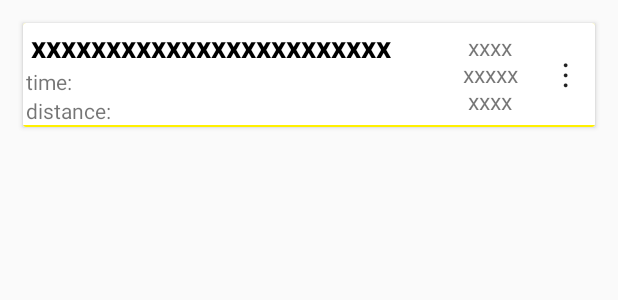
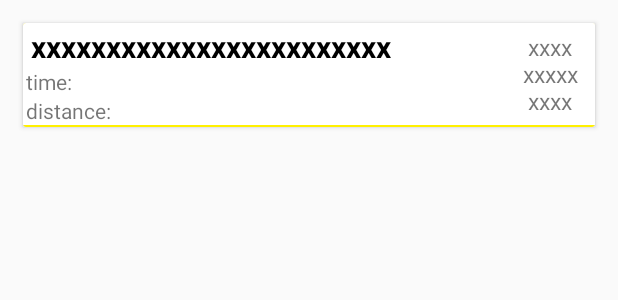
Before and after one commit to WPaczula/run-explorer, an Android app: the layout route_card.xml on its own in the app's theme, with its tools: preview values and no code run, on a phone screen of 412 x 824 dp. Shown: the top 300 px of the screen. Run offline under Robolectric (Android 15) with nearby library versions, the phone set to English and light mode, and no system bars.

```diff
--- a/Android/RunExplorer/app/src/main/java/polsl/engineer/runexplorer/Activities/MainActivity.java
+++ b/Android/RunExplorer/app/src/main/java/polsl/engineer/runexplorer/Activities/MainActivity.java
@@ -47,8 +47,8 @@ public class MainActivity extends AppCompatActivity {
     protected void onCreate(Bundle savedInstanceState) {
         super.onCreate(savedInstanceState);
         setContentView(R.layout.activity_main);
+        Hawk.init(this).build();
         Intent intent = new Intent(this, DataSenderService.class);
         startService(intent);
-        Hawk.init(this).build();
     }
 }
--- a/Android/RunExplorer/app/src/main/java/polsl/engineer/runexplorer/Layout/FoundRouteAdapter.java
+++ b/Android/RunExplorer/app/src/main/java/polsl/engineer/runexplorer/Layout/FoundRouteAdapter.java
@@ -8,6 +8,7 @@ import android.view.View;
 import android.view.ViewGroup;
 import android.widget.Button;
 import android.widget.ImageView;
+import android.widget.LinearLayout;
 import android.widget.TextView;
 import android.widget.Toast;
 
@@ -104,12 +105,12 @@ public class FoundRouteAdapter extends RecyclerView.Adapter<FoundRouteAdapter.Vi
         public TextView date;
         public TextView time;
         public TextView distance;
-        public ImageView previewRoute;
+        public LinearLayout previewRoute;
         public String id;
 
         public ViewHolder(View itemView) {
             super(itemView);
-            previewRoute = (ImageView) itemView.findViewById(R.id.preview_image);
+            previewRoute = (LinearLayout) itemView.findViewById(R.id.found_result_card);
             name = (TextView) itemView.findViewById(R.id.name_found_card_tv);
             date = (TextView) itemView.findViewById(R.id.date_found_card_tv);
             time = (TextView) itemView.findViewById(R.id.time_found_card_tv);
--- a/Android/RunExplorer/app/src/main/java/polsl/engineer/runexplorer/Layout/RouteAdapter.java
+++ b/Android/RunExplorer/app/src/main/java/polsl/engineer/runexplorer/Layout/RouteAdapter.java
@@ -13,6 +13,7 @@ import android.view.MenuItem;
 import android.view.View;
 import android.view.ViewGroup;
 import android.widget.EditText;
+import android.widget.LinearLayout;
 import android.widget.TextView;
 import android.widget.Toast;
 
@@ -183,12 +184,12 @@ public class RouteAdapter extends RecyclerView.Adapter<RouteAdapter.ViewHolder>{
         public TextView date;
         public TextView time;
         public TextView distance;
-        public TextView options;
+        public LinearLayout options;
         public String id;
 
         public ViewHolder(View itemView) {
             super(itemView);
-            options = (TextView) itemView.findViewById(R.id.list_options);
+            options = (LinearLayout) itemView.findViewById(R.id.route_card);
             name = (TextView) itemView.findViewById(R.id.name_route_card_tv);
             date = (TextView) itemView.findViewById(R.id.date_route_card_tv);
             time = (TextView) itemView.findViewById(R.id.time_route_card_tv);
--- a/Android/RunExplorer/app/src/main/java/polsl/engineer/runexplorer/services/DataSenderService.java
+++ b/Android/RunExplorer/app/src/main/java/polsl/engineer/runexplorer/services/DataSenderService.java
@@ -70,7 +70,7 @@ public class DataSenderService extends IntentService {
                     sendRoute(route, token, username, routeDao);
                 }
                 try {
-                    Thread.sleep(10000);
+                    Thread.sleep(5*60*1000);
                 } catch (InterruptedException e) {
                     e.printStackTrace();
                 }
--- a/Android/RunExplorer/app/src/main/res/layout/route_card.xml
+++ b/Android/RunExplorer/app/src/main/res/layout/route_card.xml
@@ -6,6 +6,7 @@
     app:cardBackgroundColor="@color/accentColor"
     android:layout_margin="15dp">
     <LinearLayout
+        android:id="@+id/route_card"
         android:layout_width="match_parent"
         android:layout_height="wrap_content"
         android:orientation="horizontal">
@@ -87,17 +88,6 @@
                 android:textSize="15sp" />
 
         </LinearLayout>
-
-        <TextView
-            android:id="@+id/list_options"
-            android:layout_width="40dp"
-            android:layout_height="match_parent"
-            android:layout_marginBottom="1sp"
-            android:background="@android:color/white"
-            android:gravity="center"
-            android:text="&#8942;"
-            android:textAppearance="?android:textAppearanceLarge" />
-
     </LinearLayout>
 
 </android.support.v7.widget.CardView>
```
Also changed, not shown: Android/RunExplorer/app/src/main/res/layout/found_route_card.xml (+1 -11 lines), 3 other files.
